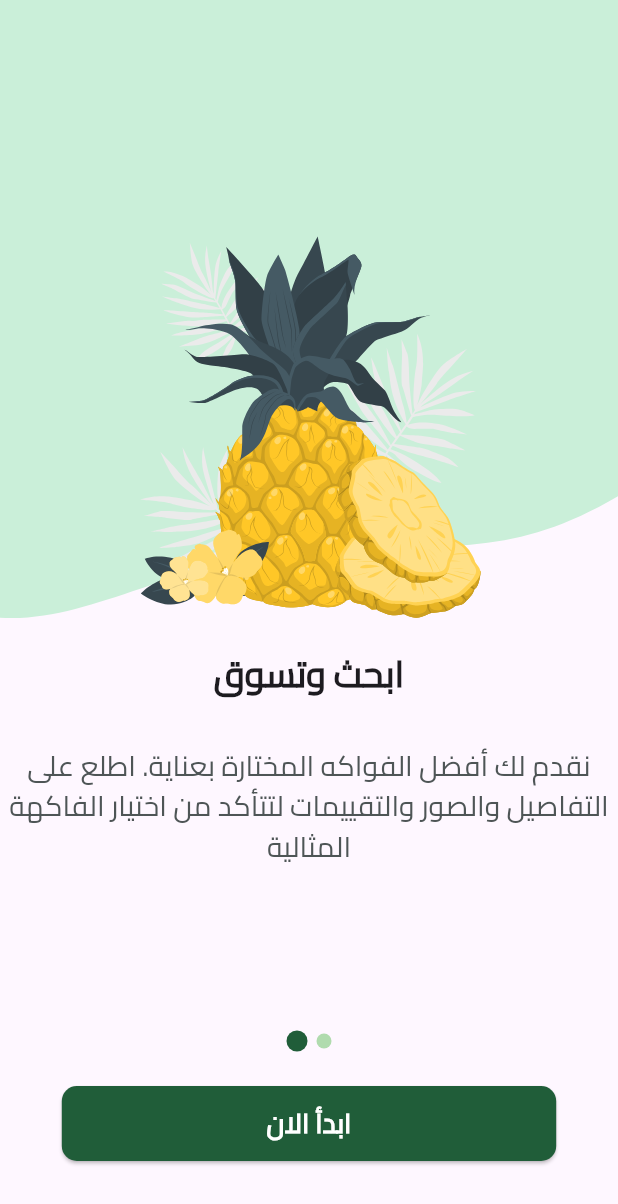
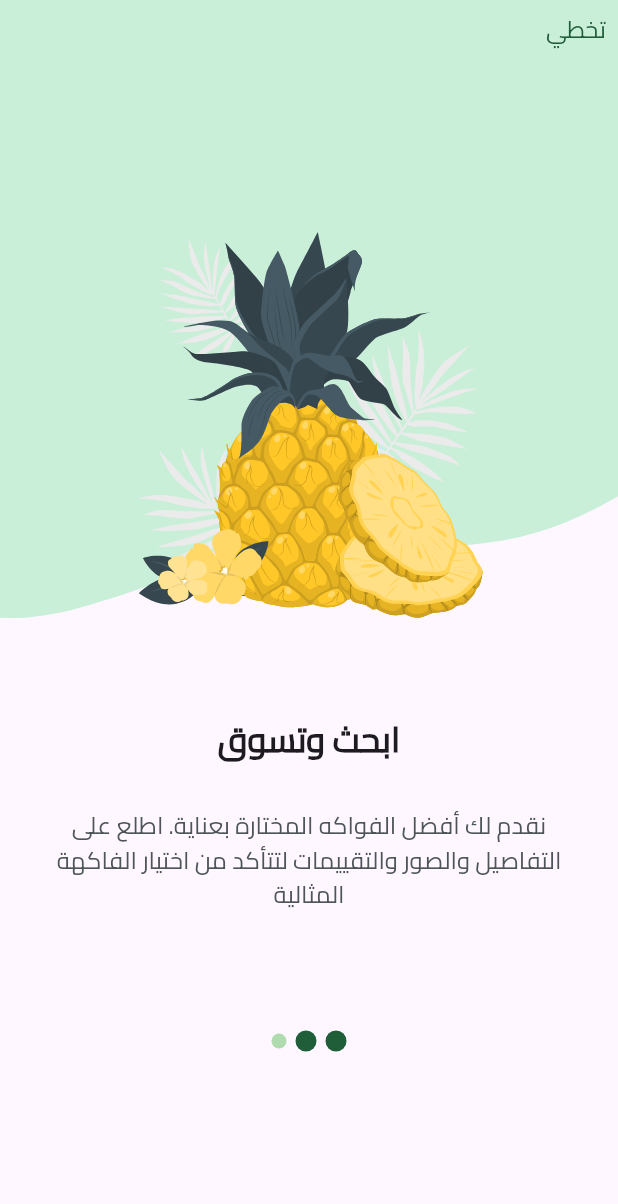
Before and after one commit to elbahy/Fruits_Hub_Ecommerce_App, a Flutter app: the screen it shows after launch, swiped to page 2, on a phone screen of 412 x 824 dp. Shown: the top 1204 px of the screen. Run offline on Flutter 3.47's test engine with Material 3 defaults, Android fonts, the phone set to English and light mode, and no system bars; our stand-ins replace flutter_svg.

Commit message:
onBoarding screen finished

```diff
--- a/lib/core/utils/app_assets.dart
+++ b/lib/core/utils/app_assets.dart
@@ -25,6 +25,10 @@ class Assets {
   /// assets/images/onboarding2_img.svg
   static const String assetsImagesOnboarding2Img = "assets/images/onboarding2_img.svg";
 
+  /// Assets for assetsImagesOnboarding3Img
+  /// assets/images/onboarding3_img.svg
+  static const String assetsImagesOnboarding3Img = "assets/images/onboarding3_img.svg";
+
   /// Assets for assetsImagesSplashBottom
   /// assets/images/splash_bottom.svg
   static const String assetsImagesSplashBottom = "assets/images/splash_bottom.svg";
--- a/lib/features/onboarding/data/onboarding_model.dart
+++ b/lib/features/onboarding/data/onboarding_model.dart
@@ -33,4 +33,10 @@ List<OnBoardingModel> onBoardingList = [
     description: 'نقدم لك أفضل الفواكه المختارة بعناية. اطلع على التفاصيل والصور والتقييمات لتتأكد من اختيار الفاكهة المثالية',
     image: Assets.assetsImagesOnboarding2Img,
   ),
+  OnBoardingModel(
+    color: 0xffffe4e1,
+    title: [const TextSpan(text: 'استمتع بخدمة التوصيل ')],
+    description: 'تسوق بسهولة واحصل على فواكهك الطازجة مباشرة إلى باب منزلك. نحن نقدم خدمة توصيل سريعة وآمنة لضمان وصول فواكهك بحالة ممتازة.',
+    image: Assets.assetsImagesOnboarding3Img,
+  ),
 ];
--- a/lib/features/onboarding/presentation/views/onboarding_view.dart
+++ b/lib/features/onboarding/presentation/views/onboarding_view.dart
@@ -1,6 +1,8 @@
 import 'package:flutter/material.dart';
 import 'package:fruits_hub/features/onboarding/data/onboarding_model.dart';
+import 'package:fruits_hub/features/onboarding/presentation/widgets/custom_dots_widget.dart';
 import 'package:fruits_hub/features/onboarding/presentation/widgets/onboarding_page_view_item.dart';
+import 'package:fruits_hub/features/onboarding/presentation/widgets/start_button.dart';
 
 class OnBoardingView extends StatefulWidget {
   const OnBoardingView({super.key});
@@ -36,39 +38,24 @@ class _OnBoardingViewState extends State<OnBoardingView> {
               currentPage == onBoardingList.length - 1
                   ? const SizedBox()
                   : GestureDetector(
-                      child: const Text('تخط'),
-                      onTap: () => pageController.jumpTo(onBoardingList.length - 1),
+                      child: const Padding(
+                        padding: EdgeInsets.all(8.0),
+                        child: Text(
+                          'تخطي',
+                          style: TextStyle(color: Color(0xff205D39), fontSize: 16),
+                        ),
+                      ),
+                      onTap: () => pageController.animateToPage(
+                        onBoardingList.length - 1,
+                        duration: const Duration(milliseconds: 700),
+                        curve: Curves.easeIn,
+                      ),
                     ),
             ]),
           ),
-          Row(
-            mainAxisAlignment: MainAxisAlignment.center,
-            children: List.generate(
-                onBoardingList.length,
-                (index) => AnimatedContainer(
-                      padding: const EdgeInsets.all(3),
-                      duration: const Duration(milliseconds: 700),
-                      child: CircleAvatar(
-                        backgroundColor: index == currentPage ? const Color(0xff205D39) : const Color(0xffB0DBAE),
-                        radius: index == currentPage ? 7 : 5,
-                      ),
-                    )),
-          ),
+          CustomDotsWidget(currentPage: currentPage),
           const SizedBox(height: 20),
-          currentPage == onBoardingList.length - 1
-              ? ElevatedButton(
-                  onPressed: () {},
-                  style: ElevatedButton.styleFrom(
-                    minimumSize: Size(MediaQuery.of(context).size.width * 0.8, 50),
-                    backgroundColor: const Color(0xff205D39),
-                    shape: const RoundedRectangleBorder(borderRadius: BorderRadius.all(Radius.circular(10))),
-                  ),
-                  child: const Text(
-                    'ابدأ الان',
-                    style: TextStyle(color: Colors.white, fontSize: 18, fontFamily: 'Cairo', fontWeight: FontWeight.bold),
-                  ),
-                )
-              : SizedBox(height: 50, width: MediaQuery.of(context).size.width * 0.8),
+          currentPage == onBoardingList.length - 1 ? const StartButton() : SizedBox(height: 50, width: MediaQuery.of(context).size.width * 0.8),
           const SizedBox(height: 50),
         ],
       ),
--- /dev/null
+++ b/lib/features/onboarding/presentation/widgets/custom_dots_widget.dart
@@ -0,0 +1,27 @@
+import 'package:flutter/material.dart';
+import 'package:fruits_hub/features/onboarding/data/onboarding_model.dart';
+
+class CustomDotsWidget extends StatelessWidget {
+  const CustomDotsWidget({
+    super.key,
+    required this.currentPage,
+  });
+
+  final int currentPage;
+  @override
+  Widget build(BuildContext context) {
+    return Row(
+      mainAxisAlignment: MainAxisAlignment.center,
+      children: List.generate(
+          onBoardingList.length,
+          (index) => AnimatedContainer(
+                padding: const EdgeInsets.all(3),
+                duration: const Duration(milliseconds: 700),
+                child: CircleAvatar(
+                  backgroundColor: index <= currentPage ? const Color(0xff205D39) : const Color(0xffB0DBAE),
+                  radius: index <= currentPage ? 7 : 5,
+                ),
+              )),
+    );
+  }
+}
--- a/lib/features/onboarding/presentation/widgets/onboarding_page_view_item.dart
+++ b/lib/features/onboarding/presentation/widgets/onboarding_page_view_item.dart
@@ -32,20 +32,24 @@ class OnBoardingPageViewItem extends StatelessWidget {
                 bottom: 0,
                 child: SvgPicture.asset(
                   onBoardingModel.image,
+                  height: 270,
                 ),
               ),
             ],
           ),
         ),
-        const SizedBox(height: 20),
+        const SizedBox(height: 64),
         RichText(
-          text: TextSpan(style: Theme.of(context).textTheme.bodyMedium!.copyWith(fontWeight: FontWeight.bold, fontSize: 24), children: onBoardingModel.title),
+          text: TextSpan(style: Theme.of(context).textTheme.bodyMedium!.copyWith(fontWeight: FontWeight.w700, fontSize: 23), children: onBoardingModel.title),
         ),
         const SizedBox(height: 30),
-        Text(
-          onBoardingModel.description,
-          textAlign: TextAlign.center,
-          style: const TextStyle(fontSize: 19, color: Color(0xff4E5556)),
+        Padding(
+          padding: const EdgeInsets.symmetric(horizontal: 37),
+          child: Text(
+            onBoardingModel.description,
+            textAlign: TextAlign.center,
+            style: const TextStyle(fontSize: 16, color: Color(0xFF4E5556), fontWeight: FontWeight.w500),
+          ),
         )
       ],
     );
--- /dev/null
+++ b/lib/features/onboarding/presentation/widgets/start_button.dart
@@ -0,0 +1,26 @@
+import 'package:flutter/material.dart';
+import 'package:fruits_hub/core/router/app_routers.dart';
+
+class StartButton extends StatelessWidget {
+  const StartButton({
+    super.key,
+  });
+
+  @override
+  Widget build(BuildContext context) {
+    return ElevatedButton(
+      onPressed: () {
+        Navigator.pushReplacementNamed(context, AppRouters.home);
+      },
+      style: ElevatedButton.styleFrom(
+        minimumSize: Size(MediaQuery.of(context).size.width * 0.8, 50),
+        backgroundColor: const Color(0xff205D39),
+        shape: const RoundedRectangleBorder(borderRadius: BorderRadius.all(Radius.circular(10))),
+      ),
+      child: const Text(
+        'ابدأ الان',
+        style: TextStyle(color: Colors.white, fontSize: 18, fontFamily: 'Cairo', fontWeight: FontWeight.bold),
+      ),
+    );
+  }
+}
--- a/lib/features/splash/presentation/views/splash_view.dart
+++ b/lib/features/splash/presentation/views/splash_view.dart
@@ -27,7 +27,10 @@ class _SplashViewState extends State<SplashView> {
           mainAxisAlignment: MainAxisAlignment.spaceBetween,
           crossAxisAlignment: CrossAxisAlignment.start,
           children: [
-            SvgPicture.asset(Assets.assetsImagesSplashTop),
+            Align(
+              alignment: Alignment.topLeft,
+              child: SvgPicture.asset(Assets.assetsImagesSplashTop),
+            ),
             Center(child: SvgPicture.asset(Assets.assetsImagesAppLogo)),
             SvgPicture.asset(Assets.assetsImagesSplashBottom),
           ],
```
Also changed, not shown: assets/images/onboarding3_img.svg (added).
